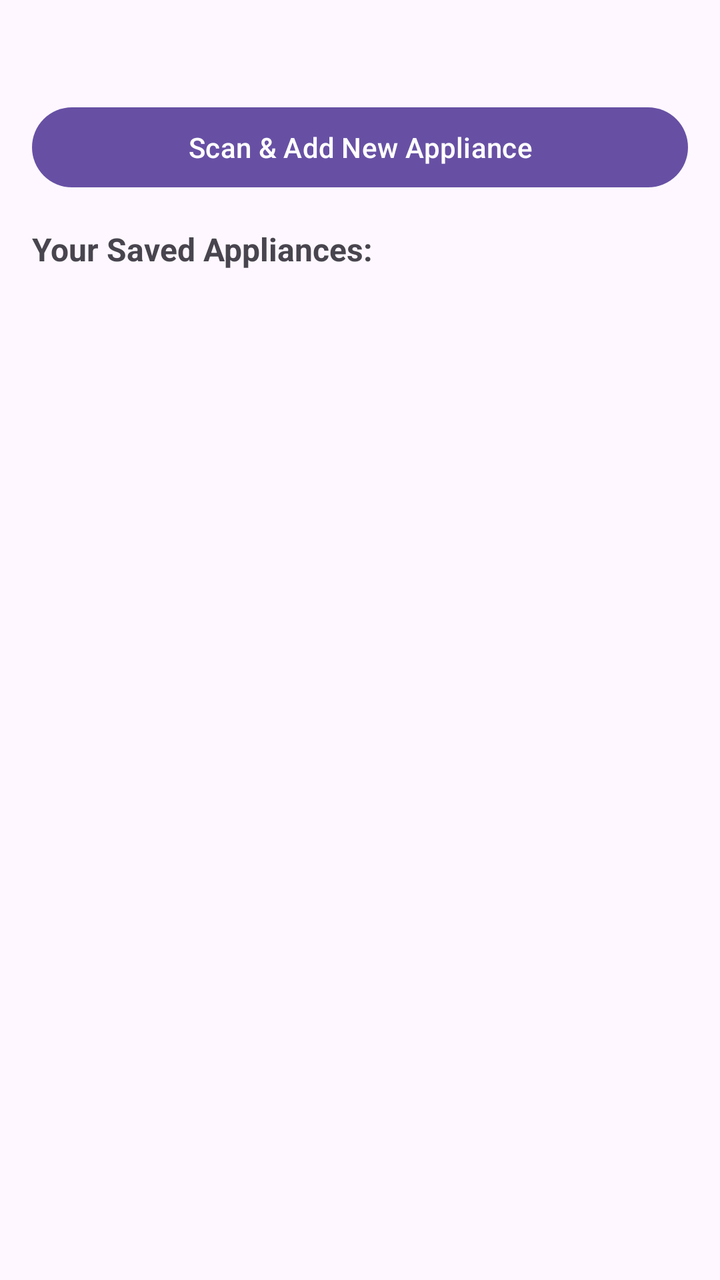
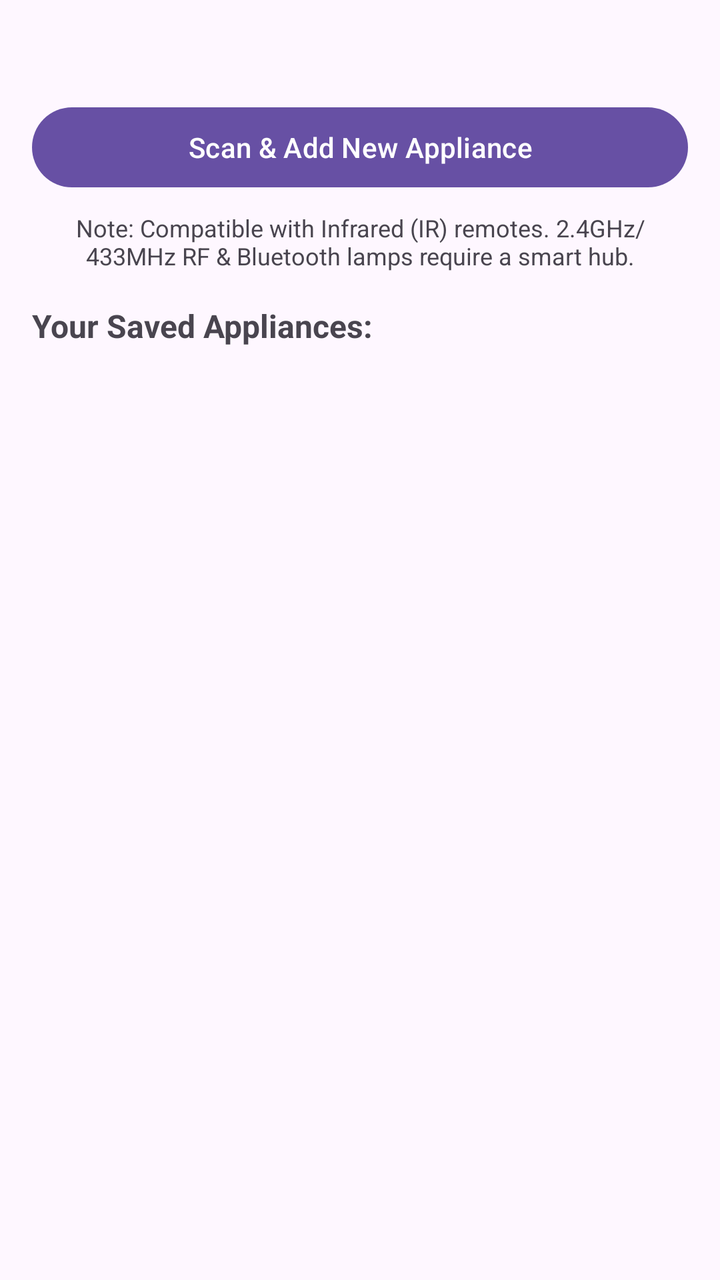

Screens rendered from an Android XML layout before and after an edit, with the pre-edit source and the edit as a unified diff.
<!-- AndroidManifest.xml: application theme Theme.Material3.DayNight -->
<!-- res/layout/activity_main.xml -->
<?xml version="1.0" encoding="utf-8"?>
<LinearLayout xmlns:android="http://schemas.android.com/apk/res/android"
    android:layout_width="match_parent"
    android:layout_height="match_parent"
    android:orientation="vertical"
    android:padding="16dp">

    <TextView
        android:id="@+id/statusTextView"
        android:layout_width="match_parent"
        android:layout_height="wrap_content"
        text="Checking IR Hardware..."
        android:textSize="16sp"
        android:gravity="center"
        android:layout_marginBottom="12dp" />

    <Button
        android:id="@+id/scanButton"
        android:layout_width="match_parent"
        android:layout_height="wrap_content"
        android:text="Scan &amp; Add New Appliance"
        android:layout_marginBottom="16dp" />

    <TextView
        android:layout_width="match_parent"
        android:layout_height="wrap_content"
        android:text="Your Saved Appliances:"
        android:textStyle="bold"
        android:textSize="16sp"
        android:layout_marginBottom="8dp" />

    
    <ListView
        android:id="@+id/deviceListView"
        android:layout_width="match_parent"
        android:layout_height="match_parent" />

</LinearLayout>
<!-- resources referenced by this layout -->
<resources>

</resources>

<!-- the commit's change to res/layout/activity_main.xml (unified diff, before → after) -->
@@ -19,6 +19,16 @@
         android:layout_width="match_parent"
         android:layout_height="wrap_content"
         android:text="Scan &amp; Add New Appliance"
+        android:layout_marginBottom="8dp" />
+
+    <TextView
+        android:id="@+id/rfNoticeTextView"
+        android:layout_width="match_parent"
+        android:layout_height="wrap_content"
+        android:text="Note: Compatible with Infrared (IR) remotes. 2.4GHz/433MHz RF &amp; Bluetooth lamps require a smart hub."
+        android:textSize="12sp"
+        android:textColor="?android:attr/textColorSecondary"
+        android:gravity="center"
         android:layout_marginBottom="16dp" />
 
     <TextView
